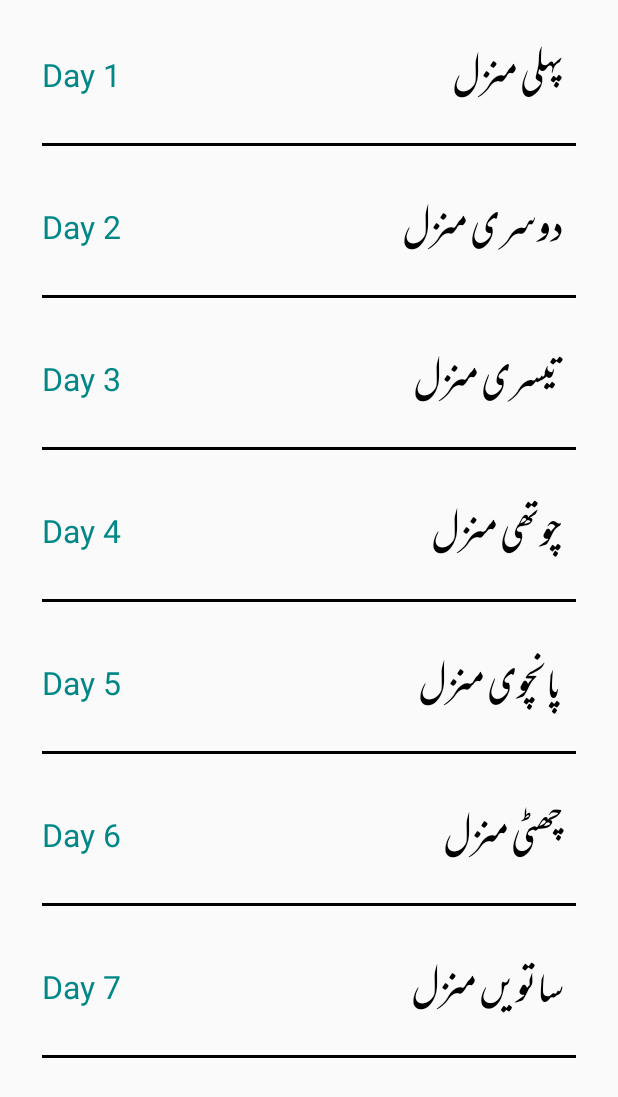
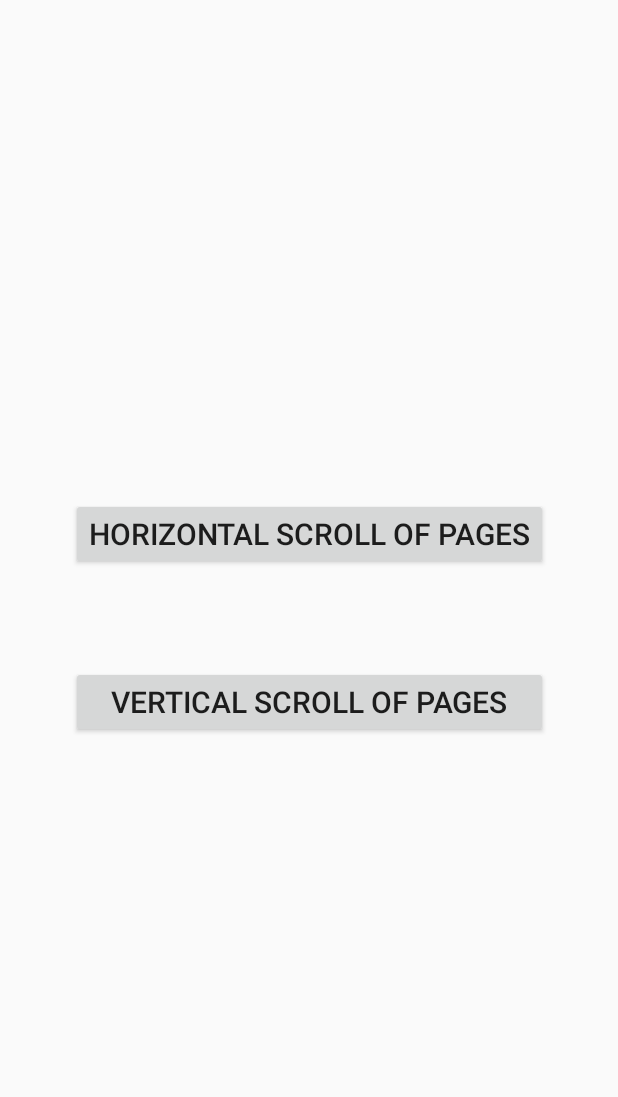
Before and after one commit to irfanadil/Munajet-e-Maqbool_Book, an Android app: the screen it shows after launch (MainActivity), on a phone screen of 412 x 824 dp. Shown: the top 1097 px of the screen. Run offline under Robolectric (Android 15) with nearby library versions, the phone set to English and light mode, and no system bars; our stand-ins replace navigation-ui.

Commit message:
Scroll Direction is selected first
Scroll Direction is selected first

```diff
--- a/app/build.gradle
+++ b/app/build.gradle
@@ -11,8 +11,8 @@ android {
         applicationId "com.bottomenu.islamicbook"
         minSdk 23
         targetSdk 33
-        versionCode 4
-        versionName "1.3"
+        versionCode 5
+        versionName "1.4"
 
         testInstrumentationRunner "androidx.test.runner.AndroidJUnitRunner"
     }
--- a/app/src/main/res/layout/fragment_scroll_direction.xml
+++ b/app/src/main/res/layout/fragment_scroll_direction.xml
@@ -4,7 +4,7 @@
     xmlns:tools="http://schemas.android.com/tools"
     android:layout_width="match_parent"
     android:layout_height="match_parent"
-    tools:context=".ui.notificationsdua.SelectPageScrollDirectionFragment">
+    tools:context=".ui.scrolltype.SelectPageScrollDirectionFragment">
 
     <!--
     <ImageView
--- a/app/src/main/res/navigation/mobile_navigation.xml
+++ b/app/src/main/res/navigation/mobile_navigation.xml
@@ -3,28 +3,27 @@
     xmlns:app="http://schemas.android.com/apk/res-auto"
     xmlns:tools="http://schemas.android.com/tools"
     android:id="@+id/mobile_navigation"
-    app:startDestination="@+id/navigation_dua_list">
+    app:startDestination="@+id/page_scroll_direction">
+
+
+    <fragment
+        android:id="@+id/page_scroll_direction"
+        android:name="com.bottomenu.islamicbook.ui.scrolltype.SelectPageScrollDirectionFragment"
+        android:label="@string/page_direction_screen"
+        tools:layout="@layout/fragment_scroll_direction" >
+        <action
+            android:id="@+id/action_page_scroll_direction_to_navigation_dua_list"
+            app:destination="@id/navigation_dua_list" />
+    </fragment>
+
 
     <fragment
         android:id="@+id/navigation_dua_list"
         android:name="com.bottomenu.islamicbook.ui.listingdua.MainDuaListFragment"
         android:label="@string/day_dua_list_page"
         tools:layout="@layout/fragment_home" >
-
         <action
-            android:id="@+id/move_to_scroll_direction"
-            app:destination="@id/page_scroll_direction" />
-    </fragment>
-
-
-
-    <fragment
-        android:id="@+id/page_scroll_direction"
-        android:name="com.bottomenu.islamicbook.ui.notificationsdua.SelectPageScrollDirectionFragment"
-        android:label="@string/page_direction_screen"
-        tools:layout="@layout/fragment_scroll_direction" >
-        <action
-            android:id="@+id/move_to_dua_read_page"
+            android:id="@+id/action_navigation_dua_list_to_dua_read_page"
             app:destination="@id/dua_read_page" />
     </fragment>
 
@@ -35,9 +34,8 @@
         android:name="com.bottomenu.islamicbook.ui.detaildua.DuaDetailFragment"
         android:label="@string/dua_read_page"
         tools:layout="@layout/fragment_dashboard" >
-
         <action
-            android:id="@+id/move_to_scroll_direction"
-            app:destination="@id/page_scroll_direction" />
+            android:id="@+id/action_dua_read_page_to_navigation_dua_list"
+            app:destination="@id/navigation_dua_list" />
     </fragment>
 </navigation>
```
Also changed, not shown: app/src/main/java/com/bottomenu/islamicbook/ui/listingdua/MainDuaListFragment.kt (+6 -1 lines), app/src/main/java/com/bottomenu/islamicbook/ui/notificationsdua/NotificationsViewModel.kt (deleted, +0 -13 lines), app/src/main/java/com/bottomenu/islamicbook/ui/scrolltype/SelectPageScrollDirectionFragment.kt (renamed from app/src/main/java/com/bottomenu/islamicbook/ui/notificationsdua/SelectPageScrollDirectionFragment.kt, +3 -7 lines).
